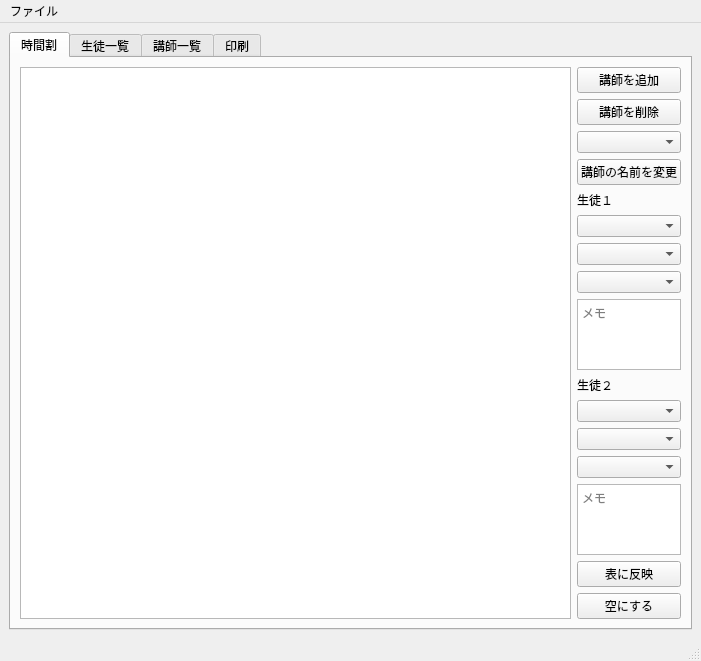
The window that mainwindow.ui (ROMEKANA/TimeTable) describes before a commit, drawn with Qt 5.
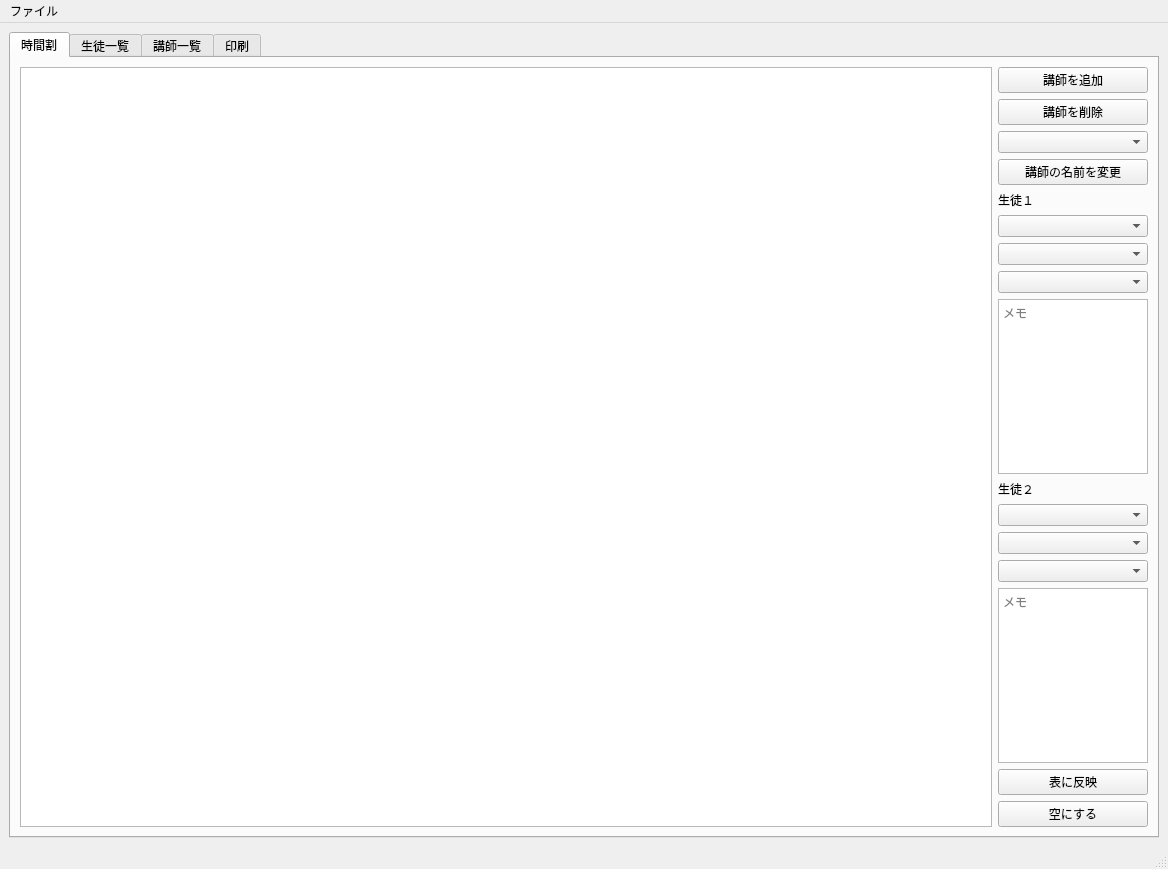
The same window after the commit.

Commit message: UIのサイズを修正し、スケジュールテーブルのデータ構造を整理

Diff of the .ui file:
```diff
--- a/mainwindow.ui
+++ b/mainwindow.ui
@@ -6,8 +6,8 @@
    <rect>
     <x>0</x>
     <y>0</y>
-    <width>701</width>
-    <height>597</height>
+    <width>1168</width>
+    <height>869</height>
    </rect>
   </property>
   <property name="windowTitle">
@@ -216,7 +216,7 @@
     <rect>
      <x>0</x>
      <y>0</y>
-     <width>701</width>
+     <width>1168</width>
      <height>21</height>
     </rect>
    </property>
```
The commit also changes 1 other file.
